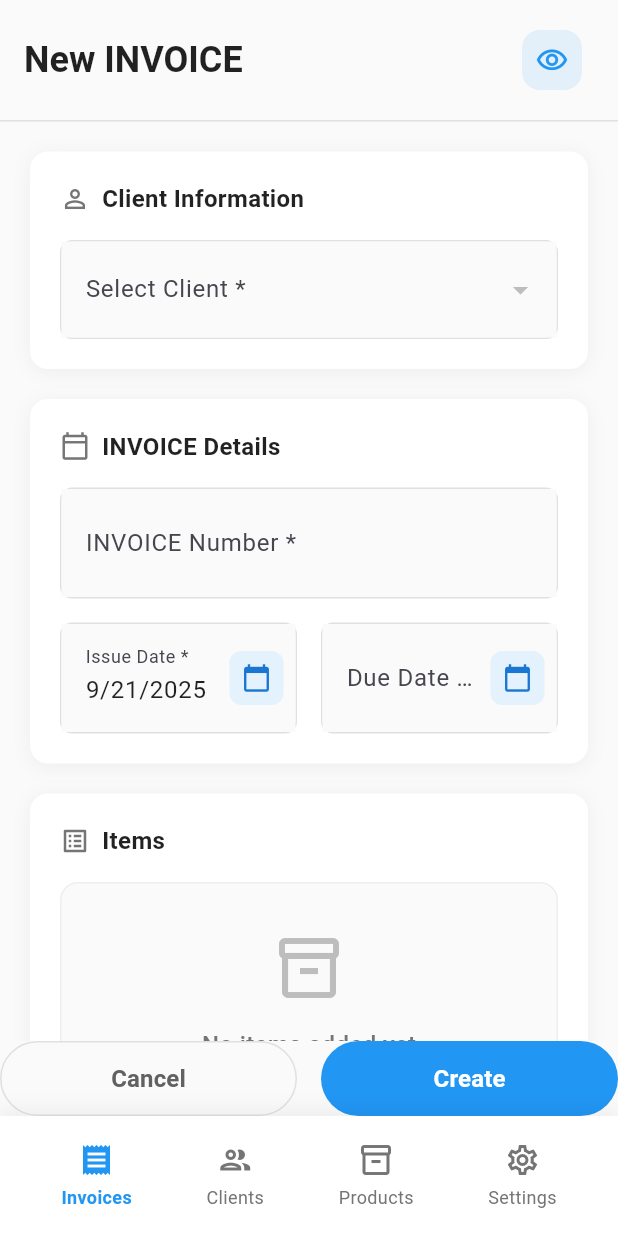
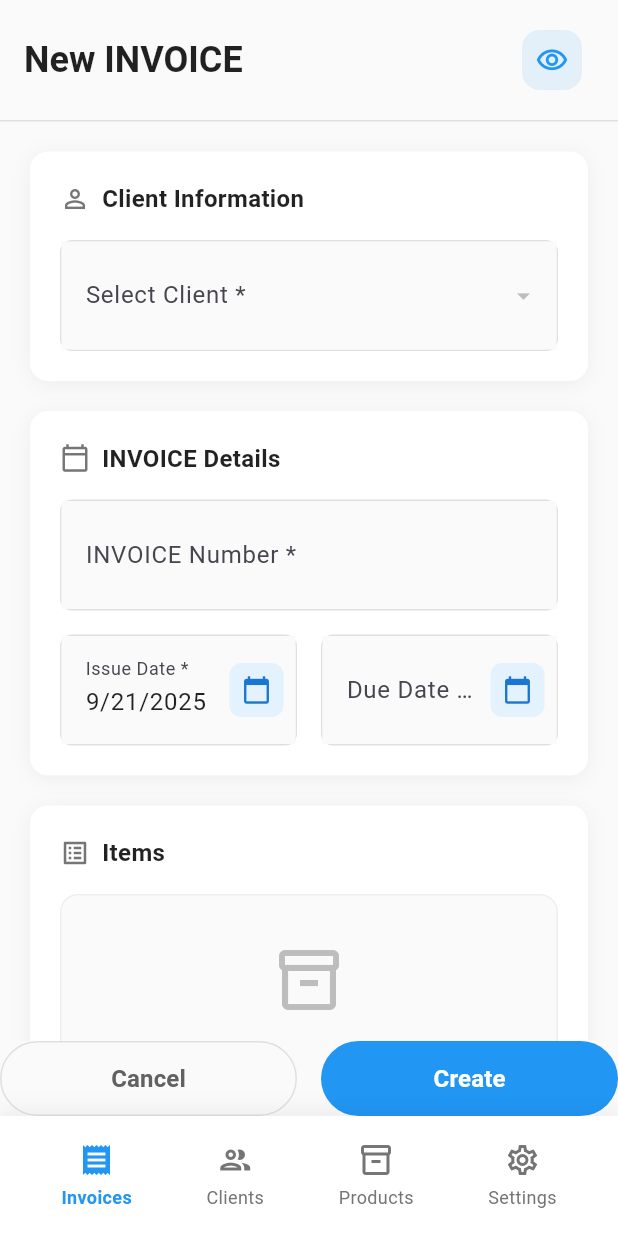
Before and after one commit to igorsoares0/invinv, a Flutter app: the InvoiceFormScreen screen opened by its route, on a phone screen of 412 x 824 dp. Run offline on Flutter 3.47's test engine with Material 3 defaults, Android fonts, the phone set to English and light mode, and no system bars; drawn by our look-alikes of flutter_form_builder; our stand-ins replace equatable, flutter_bloc, flutter_screenutil, form_builder_validators, go_router, image_picker and 3 more; accounts and stored records are empty.

Commit message:
improve add client ui

```diff
--- a/lib/features/invoices/screens/invoice_form_screen.dart
+++ b/lib/features/invoices/screens/invoice_form_screen.dart
@@ -1123,12 +1123,20 @@ class _InvoiceFormScreenState extends State<InvoiceFormScreen> {
         name: name,
         validator: validator,
         items: items,
-        itemHeight: null,
+        itemHeight: 56,
         menuMaxHeight: 300,
+        dropdownColor: Colors.white,
+        iconEnabledColor: Colors.blue.shade700,
+        iconSize: 20,
         decoration: InputDecoration(
           labelText: labelText,
           border: InputBorder.none,
-          contentPadding: const EdgeInsets.symmetric(horizontal: 12, vertical: 12),
+          contentPadding: const EdgeInsets.symmetric(horizontal: 12, vertical: 16),
+        ),
+        style: const TextStyle(
+          fontSize: 14,
+          color: Colors.black87,
+          fontWeight: FontWeight.w500,
         ),
       ),
     );
```
